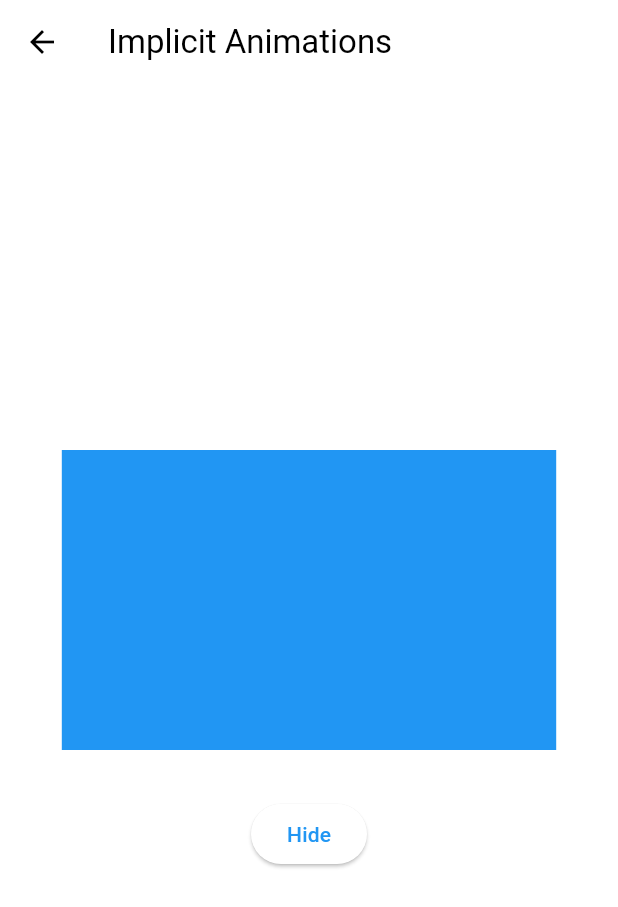
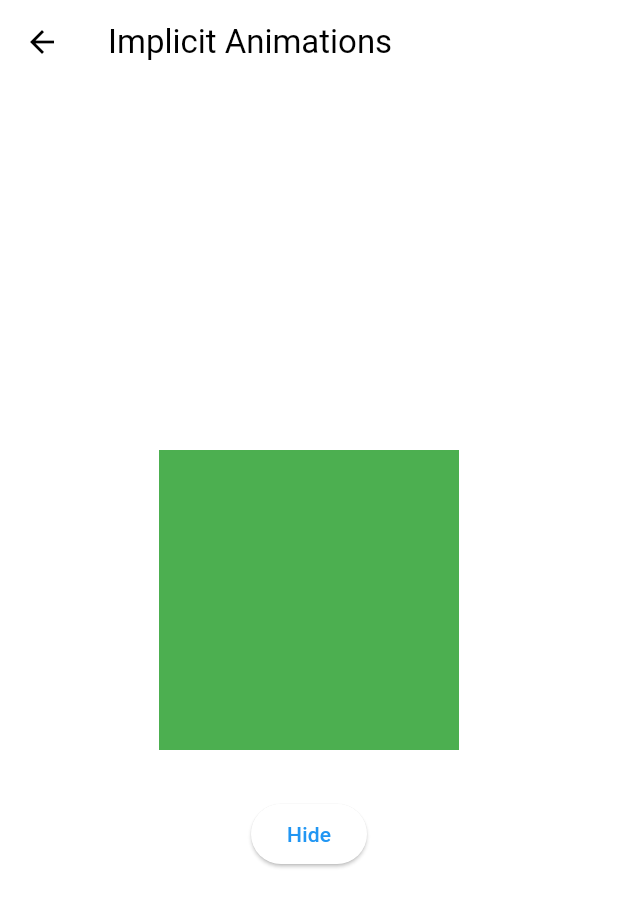
Before and after one commit to MRGRAVITY817/flutter_animations, a Flutter app: the ImplicitAnimationsScreen screen opened directly, on a phone screen of 412 x 824 dp. Shown: the top 907 px of the screen. Run offline on Flutter 3.47's test engine with Material 3 defaults, Android fonts, the phone set to English and light mode, and no system bars.

Commit message:
color tween

```diff
--- a/lib/screens/implicit_animations_screen.dart
+++ b/lib/screens/implicit_animations_screen.dart
@@ -33,16 +33,13 @@ class _ImplicitAnimationsScreenState extends State<ImplicitAnimationsScreen> {
           children: [
             // AnimatedContainer is a widget that automatically animates changes to its properties.
             TweenAnimationBuilder(
-                tween: Tween<double>(
-                  begin: 0,
-                  end: _visible ? size.width * 0.8 : size.width * 0.2,
-                ),
+                tween: ColorTween(begin: Colors.red, end: Colors.green),
                 duration: const Duration(seconds: 1),
-                builder: (context, double value, child) {
+                builder: (context, value, child) {
                   return Container(
-                    width: value,
+                    width: 200,
                     height: 200,
-                    color: Colors.blue,
+                    color: value,
                   );
                 }),
             const SizedBox(height: 32),
```
